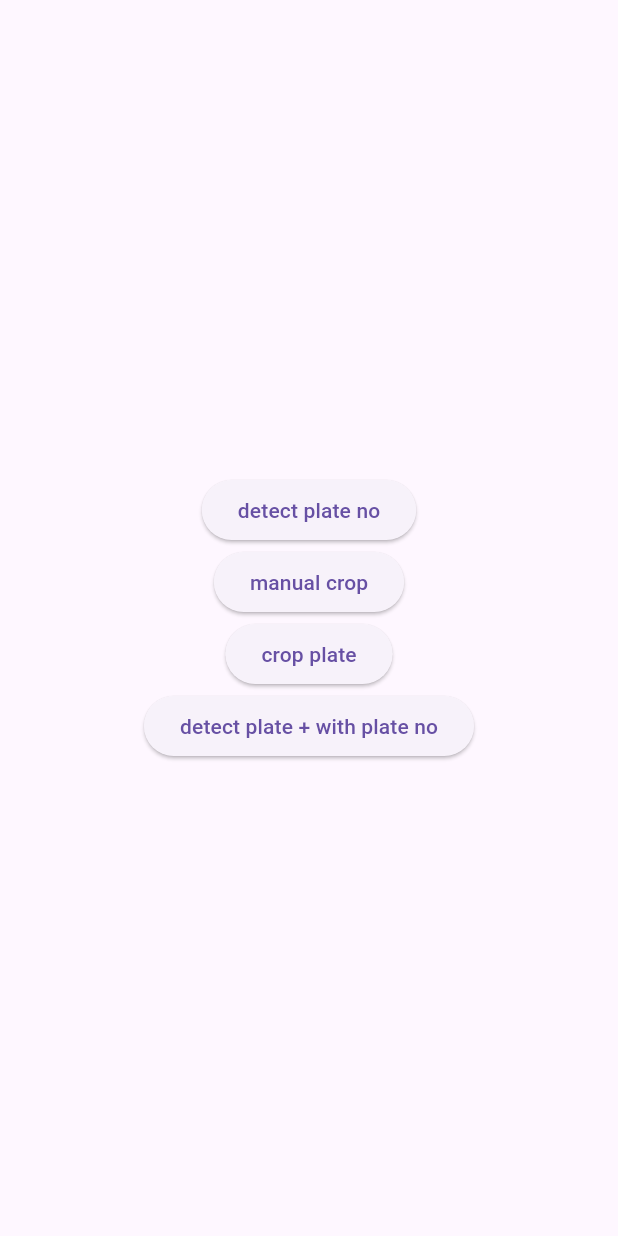
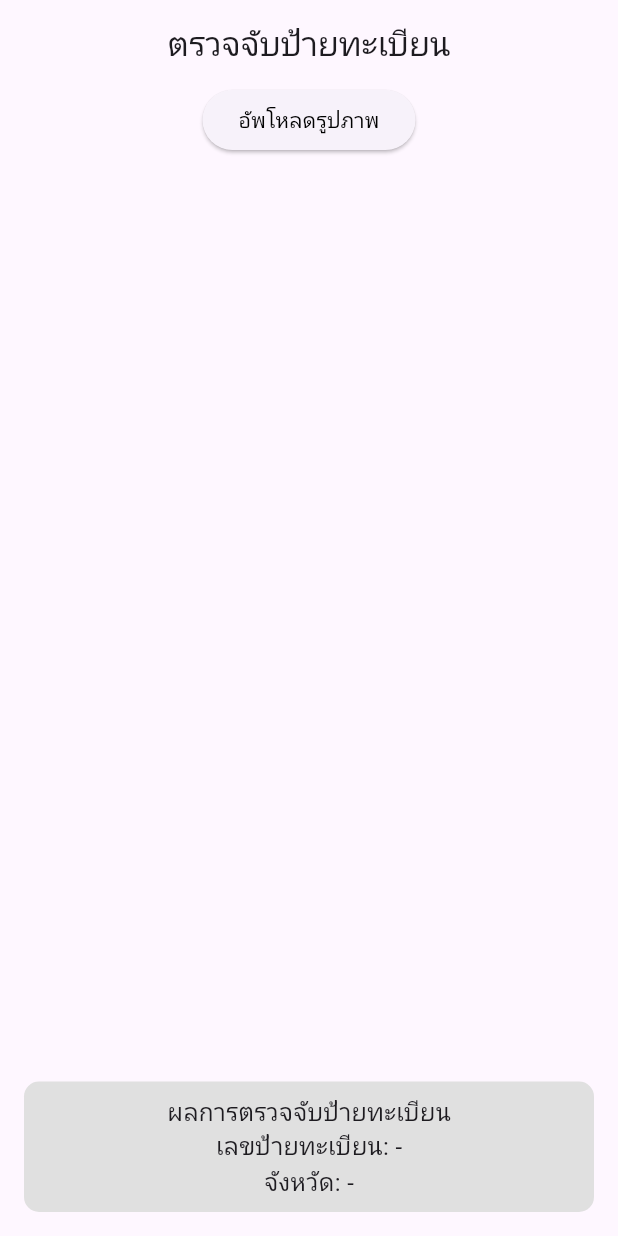
Before and after one commit to rung-fx/plate_detection, a Flutter app: the screen it shows after launch, on a phone screen of 412 x 824 dp. Run offline on Flutter 3.47's test engine with Material 3 defaults, Android fonts, the light colour scheme and no system bars; our stand-ins replace connectivity_plus, dio, get, google_fonts, image_cropper, image_picker; missing offline and left inert: flutter_tesseract_ocr, freewill_fx_widgets, tflite_flutter; Roboto replaces fonts that are missing (Kanit).

Commit message:
release version for uat

```diff
--- a/lib/main.dart
+++ b/lib/main.dart
@@ -1,5 +1,7 @@
 import 'package:flutter/material.dart';
 import 'package:get/get.dart';
+import 'package:google_fonts/google_fonts.dart';
+import 'package:plate_detection/views/auto_crop_and_detect/auto_crop_page.dart';
 import 'package:plate_detection/views/crop_with_detect/result_page.dart';
 import 'package:plate_detection/views/detect_no/no_plate.dart';
 import 'package:plate_detection/views/crop/object_detection_page.dart';
@@ -17,41 +19,47 @@ class MyApp extends StatelessWidget {
     return GetMaterialApp(
       title: 'Plate Detection',
       debugShowCheckedModeBanner: false,
-      home: Scaffold(
-        body: SafeArea(
-          child: SizedBox.expand(
-            child: Column(
-              mainAxisAlignment: MainAxisAlignment.center,
-              children: [
-                ElevatedButton(
-                  onPressed: () {
-                    Get.to(() => const NoPlatePage());
-                  },
-                  child: Text('detect plate no'),
-                ),
-                ElevatedButton(
-                  onPressed: () {
-                    Get.to(() => const ManualPage());
-                  },
-                  child: Text('manual crop'),
-                ),
-                ElevatedButton(
-                  onPressed: () {
-                    Get.to(() => const PlateDetectionPage());
-                  },
-                  child: Text('crop plate'),
-                ),
-                ElevatedButton(
-                  onPressed: () {
-                    Get.to(() => const ResultPage());
-                  },
-                  child: Text('detect plate + with plate no'),
-                ),
-              ],
-            ),
-          ),
-        ),
+      theme: ThemeData(
+        fontFamily: GoogleFonts.kanit().fontFamily,
       ),
+      home: AutoCropPage(),
+      // child: SizedBox.expand(
+      //   child: Column(
+      //     mainAxisAlignment: MainAxisAlignment.center,
+      //     children: [
+      //       ElevatedButton(
+      //         onPressed: () {
+      //           Get.to(() => const NoPlatePage());
+      //         },
+      //         child: Text('detect plate no'),
+      //       ),
+      //       ElevatedButton(
+      //         onPressed: () {
+      //           Get.to(() => const ManualPage());
+      //         },
+      //         child: Text('manual crop'),
+      //       ),
+      //       ElevatedButton(
+      //         onPressed: () {
+      //           Get.to(() => const PlateDetectionPage());
+      //         },
+      //         child: Text('crop plate'),
+      //       ),
+      //       ElevatedButton(
+      //         onPressed: () {
+      //           Get.to(() => const ResultPage());
+      //         },
+      //         child: Text('detect plate + with plate no'),
+      //       ),
+      //       ElevatedButton(
+      //         onPressed: () {
+      //           Get.to(() => AutoCropPage());
+      //         },
+      //         child: Text('auto crop'),
+      //       ),
+      //     ],
+      //   ),
+      // ),
       builder: (context, child) {
         return MediaQuery(
           data: MediaQuery.of(context).copyWith(
--- /dev/null
+++ b/lib/views/auto_crop_and_detect/auto_crop_page.dart
@@ -0,0 +1,203 @@
+import 'dart:io';
+import 'dart:typed_data';
+
+import 'package:flutter/material.dart';
+import 'package:get/get.dart';
+import 'package:image_picker/image_picker.dart';
+import 'package:plate_detection/constant/value_constant.dart';
+import 'package:plate_detection/utils/extension.dart';
+import 'package:plate_detection/views/crop/object_detection_controller.dart';
+import 'package:plate_detection/views/crop/object_detection_view.dart';
+import 'package:plate_detection/views/manual_crop/manual_crop_controller.dart';
+import 'package:plate_detection/widgets/camera_gallery_bottom.dart';
+import 'package:image/image.dart' as img;
+import 'package:plate_detection/widgets/custom_loading.dart';
+
+class AutoCropPage extends StatefulWidget {
+  const AutoCropPage({super.key});
+
+  @override
+  State<AutoCropPage> createState() => _AutoCropPageState();
+}
+
+class _AutoCropPageState extends State<AutoCropPage> {
+  final PlateDetectionController _plateDetectionController =
+      Get.put(PlateDetectionController());
+  final ManualCropController _manualCropController =
+      Get.put(ManualCropController());
+
+  Uint8List? _imageCropUint8List;
+  File? _imageCrop;
+
+  var isLoading = false.obs;
+
+  @override
+  Widget build(BuildContext context) {
+    return Scaffold(
+      appBar: AppBar(
+        title: const Text('ตรวจจับป้ายทะเบียน'),
+        centerTitle: true,
+      ),
+      body: SafeArea(
+        child: Stack(
+          children: [
+            Column(
+              children: [
+                ElevatedButton(
+                  onPressed: () async {
+                    XFile? result = await Get.bottomSheet(
+                      const SelectCameraGalleryBottomSheet(),
+                    );
+
+                    if (result != null) {
+                      isLoading.value = true;
+                      _plateDetectionController.selectedImage = null;
+                      _imageCrop = null;
+                      _manualCropController.plateNo.value = '';
+                      _manualCropController.province.value = '';
+
+                      await _plateDetectionController.pickAndDetect(result);
+
+                      if (_plateDetectionController.bestPlate != null) {
+                        final croppedBytes = await _cropPlate(
+                          _plateDetectionController.selectedImage!.path,
+                          _plateDetectionController.bestPlate!,
+                        );
+
+                        if (croppedBytes != null && _imageCrop != null) {
+                          await _manualCropController.onlyDetect(_imageCrop);
+                        }
+                      }
+
+                      isLoading.value = false;
+                      setState(() {});
+                    }
+                  },
+                  child: const Text(
+                    'อัพโหลดรูปภาพ',
+                    style: TextStyle(
+                      color: Colors.black,
+                    ),
+                  ),
+                ),
+                _plateDetectionController.selectedImage != null
+                    ? Expanded(
+                        child: Image.file(
+                          _plateDetectionController.selectedImage!,
+                          fit: BoxFit.contain,
+                        ),
+                      )
+                    : const SizedBox(),
+                const SizedBox(height: marginX2),
+                (_plateDetectionController.bestPlate != null &&
+                        _imageCropUint8List != null)
+                    ? Image.memory(
+                        _imageCropUint8List!,
+                        fit: BoxFit.contain,
+                        height: 100.0,
+                      )
+                    : const SizedBox(),
+                Expanded(
+                  child: Obx(() {
+                    if (_manualCropController.isLoading.value) {
+                      return const CustomLoading();
+                    }
+
+                    if (_imageCrop == null ||
+                        _manualCropController.imageWidth.value == 0 ||
+                        _manualCropController.imageHeight.value == 0) {
+                      return const SizedBox();
+                    }
+
+                    return ObjectDetectionView(
+                      imageFile: _imageCrop!,
+                      imageHeight: _manualCropController.imageHeight.value,
+                      imageWidth: _manualCropController.imageWidth.value,
+                      recognitions: _manualCropController.recognitions,
+                    );
+                  }),
+                ),
+                Container(
+                  width: Get.width,
+                  padding: EdgeInsets.symmetric(
+                    horizontal: marginX2,
+                    vertical: margin,
+                  ),
+                  margin: EdgeInsets.all(marginX2),
+                  decoration: BoxDecoration(
+                    color: Colors.grey.shade300,
+                    borderRadius: BorderRadius.circular(10.0),
+                  ),
+                  child: Column(
+                    children: [
+                      Text(
+                        'ผลการตรวจจับป้ายทะเบียน',
+                        style: TextStyle(fontSize: 16.0),
+                      ),
+                      Text(
+                        "เลขป้ายทะเบียน: ${_manualCropController.plateNo.value != '' ? _manualCropController.plateNo.value : '-'}",
+                        style: TextStyle(fontSize: 16.0),
+                      ),
+                      Text(
+                        "จังหวัด: ${_manualCropController.province.value != '' ? _manualCropController.province.value.provinceAbbr() : '-'}",
+                        style: TextStyle(fontSize: 16.0),
+                      ),
+                    ],
+                  ),
+                ),
+              ],
+            ),
+            _loading(),
+          ],
+        ),
+      ),
+    );
+  }
+
+  Future<Uint8List?> _cropPlate(
+    String imagePath,
+    Map<String, dynamic> plate,
+  ) async {
+    try {
+      final imageBytes = await File(imagePath).readAsBytes();
+      final decoded = img.decodeImage(imageBytes);
+      if (decoded == null) return null;
+
+      final bbox = plate['bbox'] as List<int>;
+      final x = bbox[0];
+      final y = bbox[1];
+      final w = bbox[2] - bbox[0];
+      final h = bbox[3] - bbox[1];
+
+      if (w <= 0 || h <= 0) return null;
+
+      final cropped = img.copyCrop(decoded, x: x, y: y, width: w, height: h);
+
+      _imageCropUint8List = Uint8List.fromList(img.encodeJpg(cropped));
+      _imageCrop = await saveUint8ListToFile(
+          _imageCropUint8List!, 'plate_${DateTime.now().hashCode}.jpg');
+
+      return _imageCropUint8List;
+    } catch (e) {
+      print("Crop error: $e");
+      return null;
+    }
+  }
+
+  Future<File> saveUint8ListToFile(Uint8List bytes, String filename) async {
+    final dir = Directory.systemTemp;
+    final filePath = '${dir.path}/$filename';
+    final file = File(filePath);
+    await file.writeAsBytes(bytes);
+    return file;
+  }
+
+  _loading() {
+    return Obx(() {
+      return Visibility(
+        visible: isLoading.value,
+        child: const CustomLoading(),
+      );
+    });
+  }
+}
--- a/lib/views/crop/object_detection_controller.dart
+++ b/lib/views/crop/object_detection_controller.dart
@@ -9,7 +9,7 @@ import 'package:image_picker/image_picker.dart';
 import 'package:tflite_flutter/tflite_flutter.dart';
 
 class PlateDetectionController extends GetxController {
-  bool isLoading = false;
+  var isLoading = false.obs;
   bool isModelLoaded = false;
 
   late Interpreter interpreter;
@@ -51,14 +51,14 @@ class PlateDetectionController extends GetxController {
       return;
     }
 
-    isLoading = true;
+    isLoading.value = true;
     bestPlate = null;
     update();
 
     selectedImage = File(picked.path);
     await _detectPlate();
 
-    isLoading = false;
+    isLoading.value = false;
     update();
   }
 
--- a/lib/views/crop/object_detection_page.dart
+++ b/lib/views/crop/object_detection_page.dart
@@ -22,7 +22,7 @@ class PlateDetectionPage extends StatelessWidget {
       body: SafeArea(
         child: GetBuilder<PlateDetectionController>(
           builder: (c) {
-            if (c.isLoading) {
+            if (c.isLoading.value) {
               return const Center(child: CircularProgressIndicator());
             }
 
--- a/lib/views/crop/object_detection_view.dart
+++ b/lib/views/crop/object_detection_view.dart
@@ -61,7 +61,7 @@ class ObjectDetectionView extends StatelessWidget {
             Container(
               width: availableWidth,
               height: availableHeight,
-              color: Colors.black12,
+              color: Colors.transparent,
             ),
 
             // Image layer
--- a/lib/widgets/camera_gallery_bottom.dart
+++ b/lib/widgets/camera_gallery_bottom.dart
@@ -36,7 +36,7 @@ class SelectCameraGalleryBottomSheet extends StatelessWidget {
                 Get.back(result: file);
               },
               icon: Icons.camera_alt_rounded,
-              title: 'camera'.tr,
+              title: 'กล้องถ่ายรูป'.tr,
             ),
             _card(
               onTap: () async {
@@ -50,7 +50,7 @@ class SelectCameraGalleryBottomSheet extends StatelessWidget {
                 Get.back(result: file);
               },
               icon: Icons.photo,
-              title: 'gallery'.tr,
+              title: 'คลังรูปภาพ'.tr,
             ),
           ],
         ),
```
Also changed, not shown: lib/views/manual_crop/manual_crop_controller.dart (+61 -0 lines), lib/views/manual_crop/manual_page.dart (+4 -4 lines), 2 other files.
